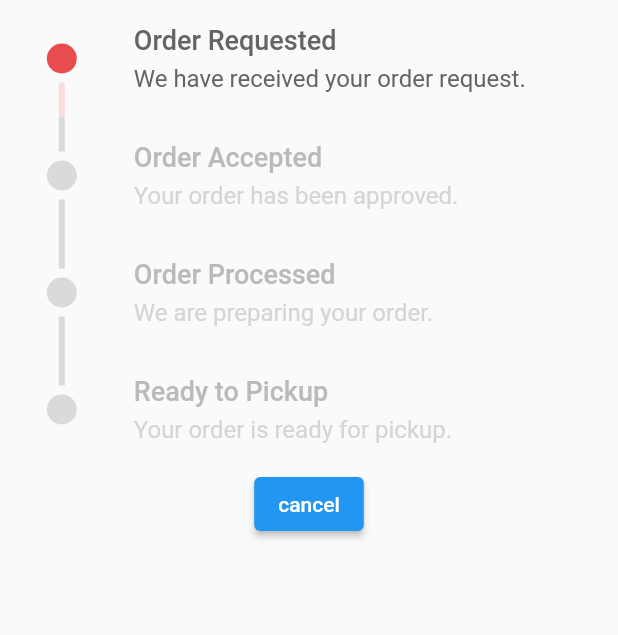
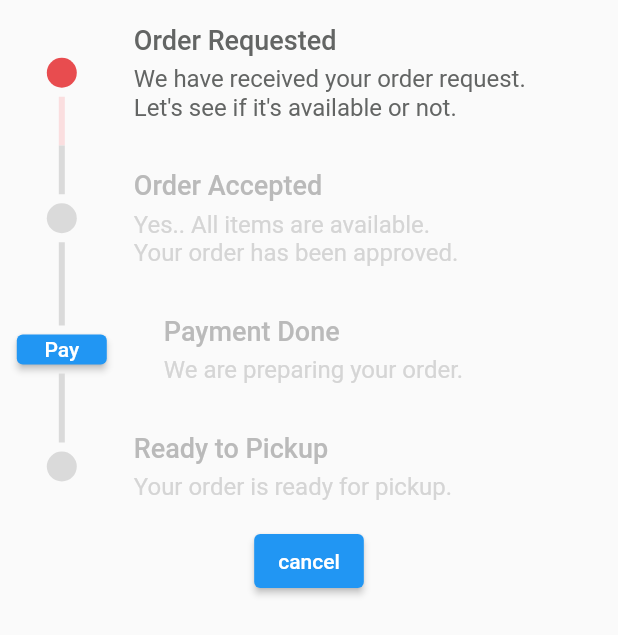
Before and after one commit to kartikjetani/canteenapp, a Flutter app: the StepperDemo widget shown alone on an empty page, opened directly, on a phone screen of 412 x 824 dp. Shown: the top 635 px of the screen. Run offline on Flutter 3.47's test engine with Material 2 defaults, Android fonts, the phone set to English and light mode, and no system bars; drawn by our look-alikes of timeline_tile; our stand-ins replace cloud_firestore, firebase_auth, firebase_core, get, get_storage, google_fonts and 1 more; missing offline and left inert: flutter_facebook_auth; accounts and stored records are empty; network calls fail; Roboto replaces fonts that are missing (Yantramanav).

Commit message:
stepper fixed

```diff
--- a/lib/components/misc/stepper.dart
+++ b/lib/components/misc/stepper.dart
@@ -1,51 +1,47 @@
+import 'package:canteenapp/controllers/user_controller.dart';
 import 'package:canteenapp/utils/constants.dart';
 import 'package:canteenapp/utils/database.dart';
 import 'package:flutter/material.dart';
+import 'package:get/get.dart';
 import 'package:google_fonts/google_fonts.dart';
 import 'package:timeline_tile/timeline_tile.dart';
 
-class StepperDemo extends StatefulWidget {
+class StepperDemo extends StatelessWidget {
+  int index = 0;
   String? status;
   String? orderid;
+  UserController userController = Get.find();
 
   StepperDemo({this.status, this.orderid});
-
-  @override
-  _StepperDemoState createState() =>
-      _StepperDemoState(status: status, orderid: orderid);
-}
-
-class _StepperDemoState extends State<StepperDemo> {
-  int _index = 0;
-  String? status;
-  String? orderid;
-
-  _StepperDemoState({this.status, this.orderid});
 
   @override
   Widget build(BuildContext context) {
     switch (status) {
       case "REQ_SENT":
-        _index = 0;
+        index = 0;
         break;
       case "REQ_ACCEPTED":
-        _index = 1;
+        index = 1;
         break;
       case "PAID":
-        _index = 2;
+        index = 2;
         break;
       case "READY":
-        _index = 3;
+        index = 3;
         break;
       case "DELIVERED":
-        _index = 4;
+        index = 4;
+        break;
+      case "CANCELLED":
+        index = -1;
         break;
     }
 
-    print("status: ${_index}");
+    print("index: , status: $status, order_id : $orderid");
 
-    return Container(
-      height: 450,
+    return (index != -1)
+        ? Container(
+            height: 455,
             child: Center(
               child: Column(
                 // shrinkWrap: true,
@@ -62,7 +58,8 @@ class _StepperDemoState extends State<StepperDemo> {
                     endChild: _RightChild(
                       asset: 'assets/delivery/order_placed.png',
                       title: 'Order Requested',
-                message: 'We have received your order request.',
+                      message:
+                          'We have received your order request.\nLet\'s see if it\'s available or not. ',
                     ),
                     beforeLineStyle: const LineStyle(
                       color: kPrimaryLightColor,
@@ -74,41 +71,42 @@ class _StepperDemoState extends State<StepperDemo> {
                     indicatorStyle: IndicatorStyle(
                       // indicator: Icon(Icons.error),
                       width: 20,
-                color: (_index >= 1) ? kPrimaryColor : Color(0xFFDADADA),
+                      color: (index >= 1) ? kPrimaryColor : Color(0xFFDADADA),
                       padding: EdgeInsets.all(6),
                     ),
                     endChild: _RightChild(
-                disabled: true,
+                      disabled: (index < 1),
                       asset: 'assets/delivery/order_confirmed.png',
                       title: 'Order Accepted',
-                message: 'Your order has been approved.',
+                      message:
+                          'Yes.. All items are available.\nYour order has been approved.',
                     ),
                     beforeLineStyle: LineStyle(
-                color: (_index >= 1) ? kPrimaryLightColor : Color(0xFFDADADA),
+                      color:
+                          (index >= 1) ? kPrimaryLightColor : Color(0xFFDADADA),
                     ),
                   ),
                   TimelineTile(
                     alignment: TimelineAlign.manual,
                     lineXY: 0.1,
                     indicatorStyle: IndicatorStyle(
-                // indicator: Icon(Icons.check_circle_outline_outlined),
-                width: 20,
-                color: (_index >= 2) ? kPrimaryColor : Color(0xFFDADADA),
+                      indicator:
+                          ElevatedButton(onPressed: () {}, child: Text("Pay")),
+                      width: 60,
+                      color: (index >= 2) ? kPrimaryColor : Color(0xFFDADADA),
                       padding: EdgeInsets.all(6),
                     ),
                     endChild: _RightChild(
-                ispay: (_index == 1),
-                disabled: true,
+                      ispay: (index == 1),
+                      disabled: (index < 2),
                       asset: 'assets/delivery/order_processed.png',
-                title: 'Order Processed',
+                      title: 'Payment Done',
                       message: 'We are preparing your order.',
                     ),
                     beforeLineStyle: LineStyle(
-                color: (_index >= 2) ? kPrimaryLightColor : Color(0xFFDADADA),
+                      color:
+                          (index >= 2) ? kPrimaryLightColor : Color(0xFFDADADA),
                     ),
-              // afterLineStyle: LineStyle(
-              //   color: (_index >= 2) ? kPrimaryLightColor : Color(0xFFDADADA),
-              // ),
                   ),
                   TimelineTile(
                     alignment: TimelineAlign.manual,
@@ -116,27 +114,33 @@ class _StepperDemoState extends State<StepperDemo> {
                     isLast: true,
                     indicatorStyle: IndicatorStyle(
                       width: 20,
-                color: (_index >= 3) ? kPrimaryColor : Color(0xFFDADADA),
+                      color: (index >= 3) ? kPrimaryColor : Color(0xFFDADADA),
                       padding: EdgeInsets.all(6),
                     ),
                     endChild: _RightChild(
-                disabled: true,
+                      disabled: (index < 3),
                       asset: 'assets/delivery/ready_to_pickup.png',
                       title: 'Ready to Pickup',
                       message: 'Your order is ready for pickup.',
                     ),
                     beforeLineStyle: LineStyle(
-                color: (_index >= 3) ? kPrimaryLightColor : Color(0xFFDADADA),
+                      color:
+                          (index >= 3) ? kPrimaryLightColor : Color(0xFFDADADA),
                     ),
                   ),
-            ElevatedButton(
+                  (index < 2)
+                      ? ElevatedButton(
                           onPressed: () {
                             DatabaseService().cancelOrder(orderid!);
                           },
-                child: Text("cancel")),
+                          child: Text("cancel"))
+                      : Container(),
                 ],
               ),
             ),
+          )
+        : Container(
+            child: Text("Your Order is cancelled"),
           );
   }
 }
@@ -163,9 +167,13 @@ class _RightChild extends StatelessWidget {
       padding: const EdgeInsets.all(16.0),
       child: Row(
         children: <Widget>[
-          (ispay!)
-              ? ElevatedButton(onPressed: () {}, child: Text("Pay"))
-              : Container(),
+          // (ispay!)
+          //     ? ElevatedButton(
+          //         onPressed: () {
+          //           // DatabaseService.pay();
+          //         },
+          //         child: Text("Pay"))
+          //     : Container(),
           const SizedBox(width: 16),
           Column(
             crossAxisAlignment: CrossAxisAlignment.start,
--- a/lib/screens/order_screen.dart
+++ b/lib/screens/order_screen.dart
@@ -35,7 +35,29 @@ class OrderCard extends StatelessWidget {
     for (var item in data!["items"]) {
       widgetArray.add(Text("${item["item_name"]} x ${item["quantity"]}"));
     }
+
     return widgetArray;
+  }
+
+  void statusToIndex() {
+    var _index = 0;
+    switch (data!["status"]) {
+      case "REQ_SENT":
+        _index = 0;
+        break;
+      case "REQ_ACCEPTED":
+        _index = 1;
+        break;
+      case "PAID":
+        _index = 2;
+        break;
+      case "READY":
+        _index = 3;
+        break;
+      case "DELIVERED":
+        _index = 4;
+        break;
+    }
   }
 
   @override
@@ -55,7 +77,10 @@ class OrderCard extends StatelessWidget {
             height: 20,
           ),
           Text("status: ${data!["status"]}"),
-          StepperDemo(status: data!["status"])
+          StepperDemo(
+            status: data!["status"],
+            orderid: data!["order_id"],
+          )
         ],
       ),
     );
--- a/lib/utils/database.dart
+++ b/lib/utils/database.dart
@@ -81,4 +81,8 @@ class DatabaseService {
     activeOrders.doc(orderId).update({"status": "CANCELLED"});
     print("order cancelled");
   }
+
+  void pay(String orderid) {
+    activeOrders.doc(orderid).update({"status": "PAID"});
+  }
 }
```
Lines whose indentation alone changed are shown as unchanged.
